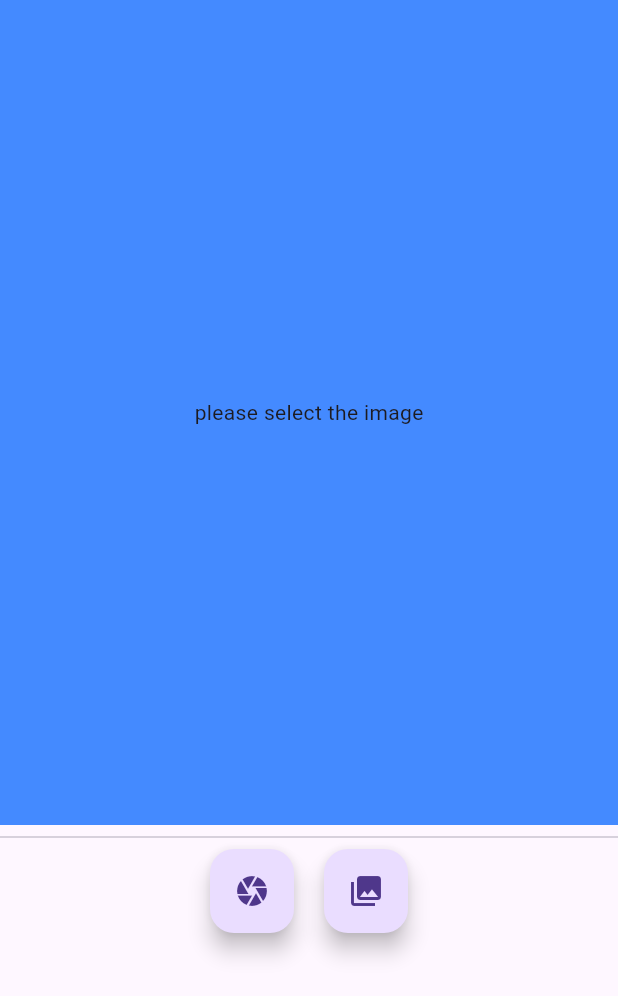
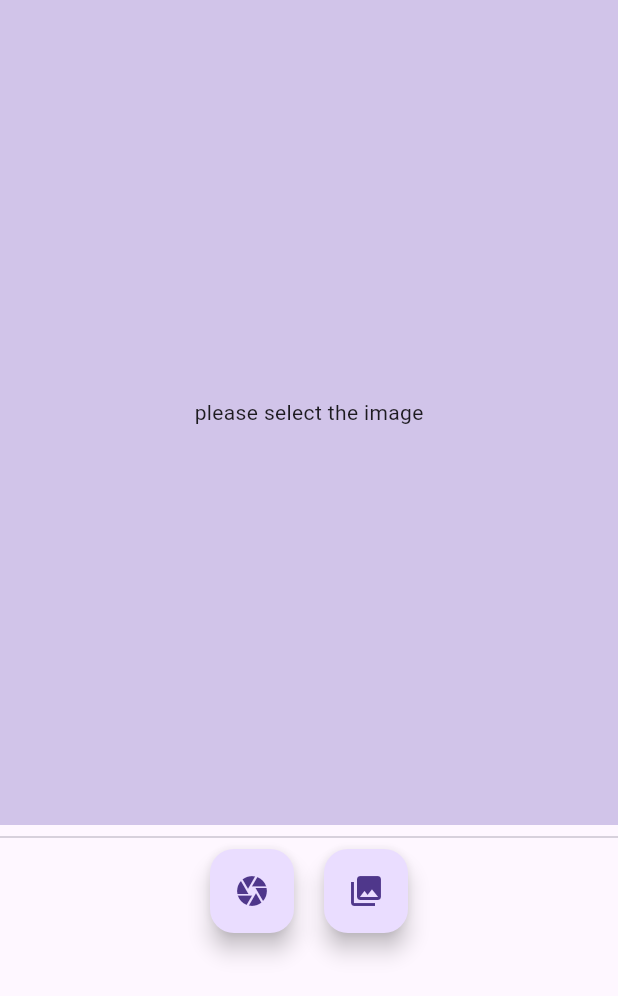
Before and after one commit to tanjilalom/Image-Picker-Widget, a Flutter app: the screen it shows after launch, on a phone screen of 412 x 824 dp. Shown: the top 996 px of the screen. Run offline on Flutter 3.47's test engine with Material 3 defaults, Android fonts, the phone set to English and light mode, and no system bars; our stand-ins replace image_picker.

Commit message:
Initial Commit

```diff
--- a/lib/main.dart
+++ b/lib/main.dart
@@ -36,7 +36,7 @@ class _imagepickerState extends State<imagepicker> {
         children: [
           Container(
               height: 550,
-              color: Colors.blueAccent,
+              color: Colors.deepPurple[100],
               child: _selectedImage != null?Image.file(_selectedImage!)
                   :const Center(child: Text("please select the image"))),
           const Divider(),
```
